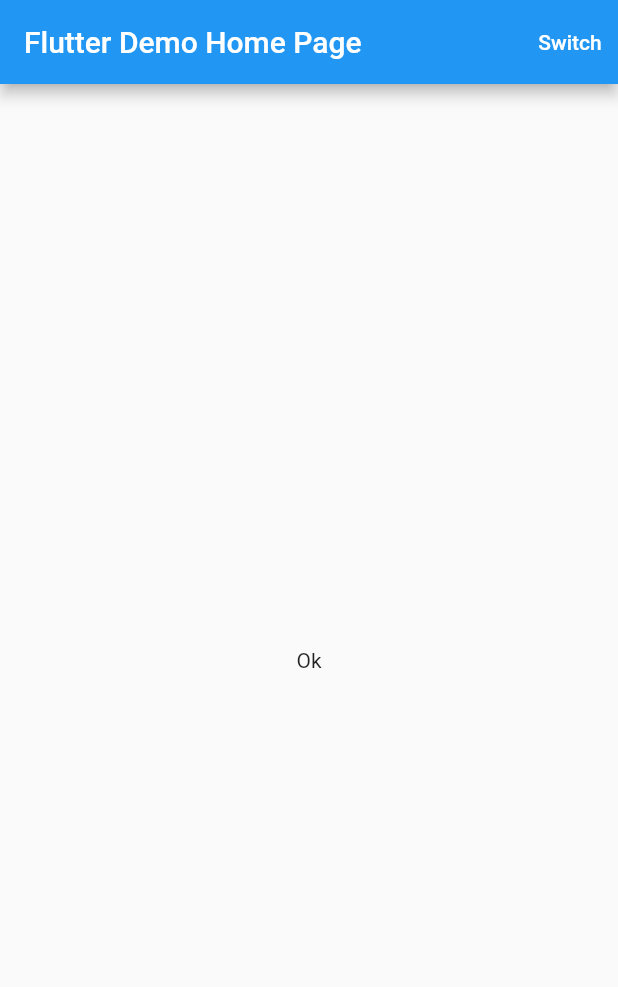
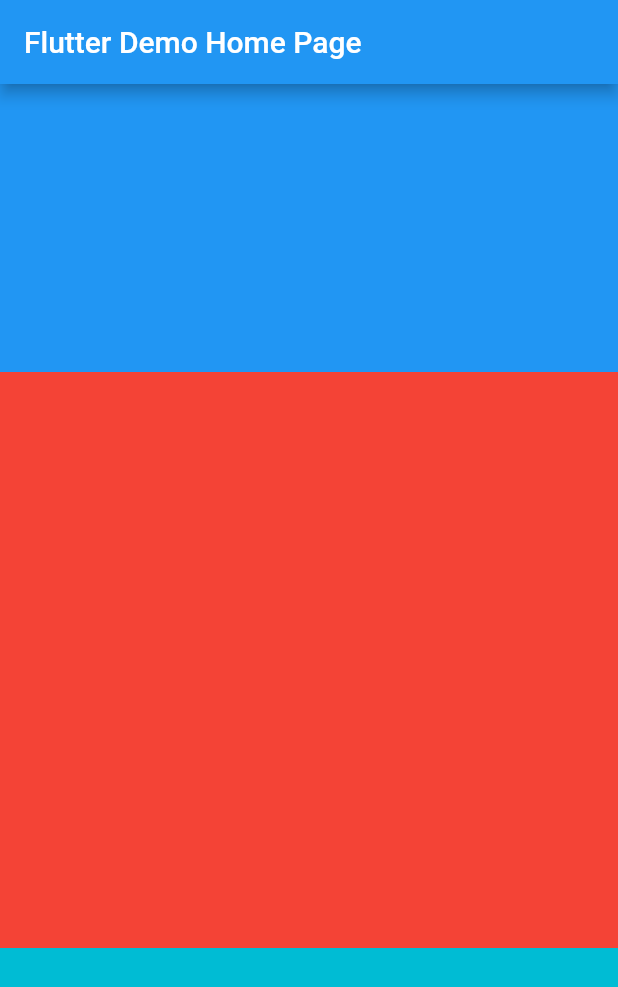
Before and after one commit to shindeyy/flutterdemo, a Flutter app: the screen it shows after launch, on a phone screen of 412 x 824 dp. Shown: the top 987 px of the screen. Run offline on Flutter 3.47's test engine with Material 2 defaults, Android fonts, the phone set to English and light mode, and no system bars.

```diff
--- a/lib/main.dart
+++ b/lib/main.dart
@@ -3,6 +3,47 @@ import 'package:flutter/material.dart';
 void main() {
   runApp(const MyApp());
   //runApp(const _TimePickerDemo());
+}
+
+class _SizeDemo extends State<MyHomePage>{
+  @override
+  Widget build(BuildContext context) {
+    return Scaffold(
+      appBar: AppBar(
+        title: Text(widget.title),
+      ),
+      body: Center(
+        child: Column(
+          children: [
+            Expanded(
+                flex: 1,
+                child: Container(
+                  color: Colors.blue,
+                  height: 200,
+                ),
+
+            ),
+            Expanded(
+              flex: 2,
+              child: Container(
+                color: Colors.red,
+                height: 200,
+              ),
+            ),
+            Expanded(
+              flex: 1,
+              child: Container(
+                color: Colors.cyan,
+                height: 200,
+              ),
+            )
+          ],
+        ),
+      ),
+    );
+    throw UnimplementedError();
+  }
+
 }
 
 class _AnnimatedCrossFade extends State<MyHomePage>{
@@ -359,5 +400,5 @@ class MyHomePage extends StatefulWidget {
   final String title;
 
   @override
-  State<MyHomePage> createState() => _AnnimatedCrossFade();
+  State<MyHomePage> createState() => _SizeDemo();
 }
```
